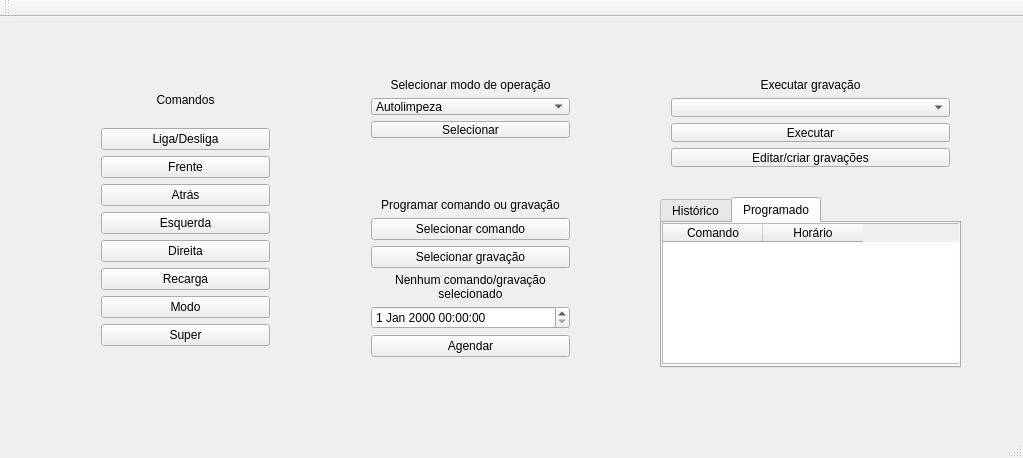
This is smartvacuum/mainwindow.ui in willianbrun/smartvacuum as Qt 5 draws it before an edit. The edited form follows.
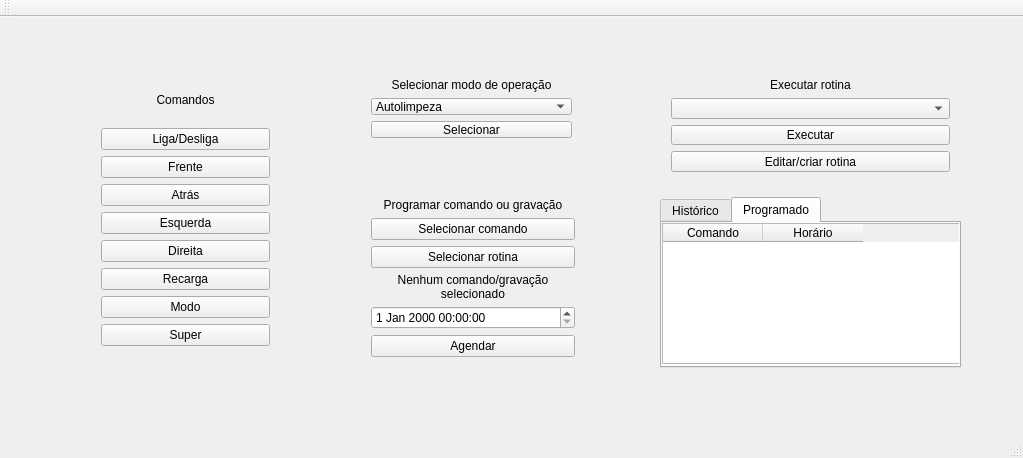
This is the edited form.

```diff
--- a/smartvacuum/mainwindow.ui
+++ b/smartvacuum/mainwindow.ui
@@ -109,7 +109,7 @@
      <rect>
       <x>360</x>
       <y>50</y>
-      <width>221</width>
+      <width>223</width>
       <height>82</height>
      </rect>
     </property>
@@ -168,7 +168,7 @@
       <x>660</x>
       <y>50</y>
       <width>301</width>
-      <height>111</height>
+      <height>116</height>
      </rect>
     </property>
     <layout class="QGridLayout" name="gridLayout_3">
@@ -178,7 +178,7 @@
      <item row="0" column="0">
       <widget class="QLabel" name="label_6">
        <property name="text">
-        <string>Executar gravação</string>
+        <string>Executar rotina</string>
        </property>
        <property name="alignment">
         <set>Qt::AlignCenter</set>
@@ -188,7 +188,7 @@
      <item row="3" column="0">
       <widget class="QPushButton" name="edit_pushButton">
        <property name="text">
-        <string>Editar/criar gravações</string>
+        <string>Editar/criar rotina</string>
        </property>
       </widget>
      </item>
@@ -206,7 +206,7 @@
      <rect>
       <x>360</x>
       <y>170</y>
-      <width>221</width>
+      <width>226</width>
       <height>181</height>
      </rect>
     </property>
@@ -214,7 +214,7 @@
      <item row="5" column="0">
       <widget class="QPushButton" name="selectRecording_pushButton">
        <property name="text">
-        <string>Selecionar gravação</string>
+        <string>Selecionar rotina</string>
        </property>
       </widget>
      </item>
```
Left out of the diff: 2 changed lines with no effect on the pictures.
